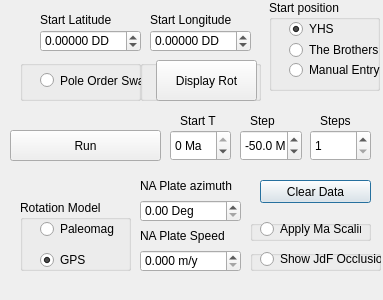
Old version of the form pnw_rotation_py/pnw_rotation_py_dialog_base.ui in the repository DrStriate/Geology.
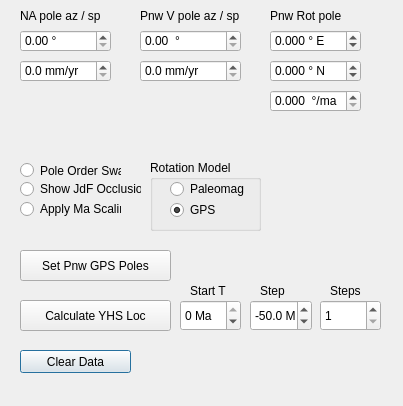
New version of the form.

Commit message: UI Redesign. Clean up yhsPath variables and enter into UI. Weight regressions

The edit to the form file:
```diff
--- a/pnw_rotation_py/pnw_rotation_py_dialog_base.ui
+++ b/pnw_rotation_py/pnw_rotation_py_dialog_base.ui
@@ -9,8 +9,8 @@
    <rect>
     <x>0</x>
     <y>0</y>
-    <width>383</width>
-    <height>300</height>
+    <width>403</width>
+    <height>406</height>
    </rect>
   </property>
   <property name="windowTitle">
@@ -19,8 +19,8 @@
   <widget class="QPushButton" name="clearDataButton">
    <property name="geometry">
     <rect>
-     <x>260</x>
-     <y>180</y>
+     <x>20</x>
+     <y>350</y>
      <width>111</width>
      <height>23</height>
     </rect>
@@ -32,242 +32,21 @@
   <widget class="QPushButton" name="runYhsDataButton">
    <property name="geometry">
     <rect>
-     <x>10</x>
-     <y>130</y>
+     <x>20</x>
+     <y>300</y>
      <width>151</width>
      <height>31</height>
     </rect>
    </property>
    <property name="text">
-    <string>Run</string>
+    <string>Calculate YHS Loc</string>
    </property>
   </widget>
-  <widget class="QDoubleSpinBox" name="spbStartLatDD">
-   <property name="geometry">
-    <rect>
-     <x>40</x>
-     <y>30</y>
-     <width>101</width>
-     <height>22</height>
-    </rect>
-   </property>
-   <property name="suffix">
-    <string> DD</string>
-   </property>
-   <property name="decimals">
-    <number>5</number>
-   </property>
-   <property name="minimum">
-    <double>-90.000000000000000</double>
-   </property>
-   <property name="maximum">
-    <double>90.000000000000000</double>
-   </property>
-   <property name="singleStep">
-    <double>0.010000000000000</double>
-   </property>
-   <property name="value">
-    <double>0.000000000000000</double>
-   </property>
-  </widget>
-  <widget class="QDoubleSpinBox" name="spbStartLongDD">
-   <property name="geometry">
-    <rect>
-     <x>150</x>
-     <y>30</y>
-     <width>101</width>
-     <height>22</height>
-    </rect>
-   </property>
-   <property name="suffix">
-    <string> DD</string>
-   </property>
-   <property name="decimals">
-    <number>5</number>
-   </property>
-   <property name="minimum">
-    <double>-180.000000000000000</double>
-   </property>
-   <property name="maximum">
-    <double>180.000000000000000</double>
-   </property>
-   <property name="singleStep">
-    <double>0.010000000000000</double>
-   </property>
-   <property name="value">
-    <double>0.000000000000000</double>
-   </property>
-  </widget>
-  <widget class="QLabel" name="StartLatLabel">
-   <property name="geometry">
-    <rect>
-     <x>40</x>
-     <y>10</y>
-     <width>71</width>
-     <height>20</height>
-    </rect>
-   </property>
-   <property name="font">
-    <font>
-     <pointsize>9</pointsize>
-     <weight>50</weight>
-     <bold>false</bold>
-    </font>
-   </property>
-   <property name="text">
-    <string>Start Latitude</string>
-   </property>
-  </widget>
-  <widget class="QLabel" name="StartLongLabel">
-   <property name="geometry">
-    <rect>
-     <x>150</x>
-     <y>10</y>
-     <width>91</width>
-     <height>20</height>
-    </rect>
-   </property>
-   <property name="font">
-    <font>
-     <pointsize>9</pointsize>
-     <weight>50</weight>
-     <bold>false</bold>
-    </font>
-   </property>
-   <property name="text">
-    <string>Start Longitude</string>
-   </property>
-  </widget>
-  <widget class="QGroupBox" name="groupBox">
-   <property name="geometry">
-    <rect>
-     <x>20</x>
-     <y>60</y>
-     <width>121</width>
-     <height>41</height>
-    </rect>
-   </property>
-   <property name="title">
-    <string/>
-   </property>
-   <widget class="QRadioButton" name="rbPoleOrderSwap">
-    <property name="geometry">
-     <rect>
-      <x>20</x>
-      <y>10</y>
-      <width>101</width>
-      <height>21</height>
-     </rect>
-    </property>
-    <property name="toolTipDuration">
-     <number>9</number>
-    </property>
-    <property name="text">
-     <string>Pole Order Swap</string>
-    </property>
-    <property name="checked">
-     <bool>false</bool>
-    </property>
-   </widget>
-  </widget>
-  <widget class="QGroupBox" name="groupBox_2">
-   <property name="geometry">
-    <rect>
-     <x>250</x>
-     <y>220</y>
-     <width>121</width>
-     <height>21</height>
-    </rect>
-   </property>
-   <property name="title">
-    <string/>
-   </property>
-   <widget class="QRadioButton" name="rbApplyMaScaling">
-    <property name="enabled">
-     <bool>true</bool>
-    </property>
-    <property name="geometry">
-     <rect>
-      <x>10</x>
-      <y>0</y>
-      <width>101</width>
-      <height>18</height>
-     </rect>
-    </property>
-    <property name="toolTipDuration">
-     <number>-3</number>
-    </property>
-    <property name="text">
-     <string>Apply Ma Scaling</string>
-    </property>
-    <property name="checked">
-     <bool>false</bool>
-    </property>
-   </widget>
-  </widget>
-  <widget class="QGroupBox" name="groupBox_3">
-   <property name="geometry">
-    <rect>
-     <x>269</x>
-     <y>0</y>
-     <width>111</width>
-     <height>91</height>
-    </rect>
-   </property>
-   <property name="title">
-    <string>Start position</string>
-   </property>
-   <property name="checkable">
-    <bool>false</bool>
-   </property>
-   <widget class="QRadioButton" name="rbYHS">
-    <property name="geometry">
-     <rect>
-      <x>20</x>
-      <y>20</y>
-      <width>81</width>
-      <height>18</height>
-     </rect>
-    </property>
-    <property name="text">
-     <string>YHS</string>
-    </property>
-    <property name="checked">
-     <bool>true</bool>
-    </property>
-   </widget>
-   <widget class="QRadioButton" name="rbBrothers">
-    <property name="geometry">
-     <rect>
-      <x>20</x>
-      <y>40</y>
-      <width>101</width>
-      <height>20</height>
-     </rect>
-    </property>
-    <property name="text">
-     <string>The Brothers</string>
-    </property>
-   </widget>
-   <widget class="QRadioButton" name="rbME">
-    <property name="geometry">
-     <rect>
-      <x>20</x>
-      <y>60</y>
-      <width>101</width>
-      <height>20</height>
-     </rect>
-    </property>
-    <property name="text">
-     <string>Manual Entry</string>
-    </property>
-   </widget>
-  </widget>
   <widget class="QLabel" name="StartLatLabel_2">
    <property name="geometry">
     <rect>
-     <x>140</x>
-     <y>170</y>
+     <x>20</x>
+     <y>0</y>
      <width>101</width>
      <height>31</height>
     </rect>
@@ -280,40 +59,20 @@
     </font>
    </property>
    <property name="text">
-    <string>NA Plate azimuth</string>
-   </property>
-  </widget>
-  <widget class="QLabel" name="StartLatLabel_3">
-   <property name="geometry">
-    <rect>
-     <x>140</x>
-     <y>220</y>
-     <width>101</width>
-     <height>31</height>
-    </rect>
-   </property>
-   <property name="font">
-    <font>
-     <pointsize>9</pointsize>
-     <weight>50</weight>
-     <bold>false</bold>
-    </font>
-   </property>
-   <property name="text">
-    <string>NA Plate Speed</string>
+    <string>NA pole az / sp</string>
    </property>
   </widget>
   <widget class="QDoubleSpinBox" name="spbNaPlateazimuth">
    <property name="geometry">
     <rect>
-     <x>140</x>
-     <y>200</y>
-     <width>101</width>
+     <x>20</x>
+     <y>30</y>
+     <width>91</width>
      <height>22</height>
     </rect>
    </property>
    <property name="suffix">
-    <string> Deg</string>
+    <string> °</string>
    </property>
    <property name="decimals">
     <number>2</number>
@@ -334,23 +93,23 @@
   <widget class="QDoubleSpinBox" name="spbNaPlateSpeed">
    <property name="geometry">
     <rect>
-     <x>140</x>
-     <y>250</y>
-     <width>101</width>
+     <x>20</x>
+     <y>60</y>
+     <width>91</width>
      <height>22</height>
     </rect>
    </property>
    <property name="suffix">
-    <string> m/y</string>
+    <string> mm/yr</string>
    </property>
    <property name="decimals">
-    <number>3</number>
+    <number>1</number>
    </property>
    <property name="minimum">
     <double>0.000000000000000</double>
    </property>
    <property name="maximum">
-    <double>1.000000000000000</double>
+    <double>1000.000000000000000</double>
    </property>
    <property name="singleStep">
     <double>0.001000000000000</double>
@@ -362,8 +121,8 @@
   <widget class="QSpinBox" name="sbSteps">
    <property name="geometry">
     <rect>
-     <x>310</x>
-     <y>130</y>
+     <x>320</x>
+     <y>300</y>
      <width>61</width>
      <height>31</height>
     </rect>
@@ -390,8 +149,8 @@
   <widget class="QLabel" name="StartLatLabel_4">
    <property name="geometry">
     <rect>
-     <x>250</x>
-     <y>110</y>
+     <x>260</x>
+     <y>280</y>
      <width>41</width>
      <height>21</height>
     </rect>
@@ -410,8 +169,8 @@
   <widget class="QLabel" name="StartLatLabel_5">
    <property name="geometry">
     <rect>
-     <x>320</x>
-     <y>110</y>
+     <x>330</x>
+     <y>280</y>
      <width>41</width>
      <height>21</height>
     </rect>
@@ -430,8 +189,8 @@
   <widget class="QSpinBox" name="sbStartMa">
    <property name="geometry">
     <rect>
-     <x>170</x>
-     <y>130</y>
+     <x>180</x>
+     <y>300</y>
      <width>61</width>
      <height>31</height>
     </rect>
@@ -458,8 +217,8 @@
   <widget class="QLabel" name="StartLatLabel_6">
    <property name="geometry">
     <rect>
-     <x>180</x>
-     <y>110</y>
+     <x>190</x>
+     <y>280</y>
      <width>41</width>
      <height>21</height>
     </rect>
@@ -478,8 +237,8 @@
   <widget class="QDoubleSpinBox" name="spbStepMa">
    <property name="geometry">
     <rect>
-     <x>240</x>
-     <y>130</y>
+     <x>250</x>
+     <y>300</y>
      <width>62</width>
      <height>31</height>
     </rect>
@@ -500,69 +259,11 @@
     <double>-50.000000000000000</double>
    </property>
   </widget>
-  <widget class="QGroupBox" name="groupBox_5">
-   <property name="geometry">
-    <rect>
-     <x>140</x>
-     <y>60</y>
-     <width>121</width>
-     <height>41</height>
-    </rect>
-   </property>
-   <property name="title">
-    <string/>
-   </property>
-   <widget class="QPushButton" name="pbDisplayRot">
-    <property name="geometry">
-     <rect>
-      <x>16</x>
-      <y>0</y>
-      <width>101</width>
-      <height>41</height>
-     </rect>
-    </property>
-    <property name="text">
-     <string>Display Rot</string>
-    </property>
-   </widget>
-  </widget>
-  <widget class="QGroupBox" name="groupBox_4">
-   <property name="geometry">
-    <rect>
-     <x>250</x>
-     <y>250</y>
-     <width>131</width>
-     <height>21</height>
-    </rect>
-   </property>
-   <property name="title">
-    <string/>
-   </property>
-   <widget class="QRadioButton" name="rbShowJdFOcclusion">
-    <property name="geometry">
-     <rect>
-      <x>10</x>
-      <y>0</y>
-      <width>121</width>
-      <height>18</height>
-     </rect>
-    </property>
-    <property name="toolTipDuration">
-     <number>-3</number>
-    </property>
-    <property name="text">
-     <string>Show JdF Occlusion</string>
-    </property>
-    <property name="checked">
-     <bool>false</bool>
-    </property>
-   </widget>
-  </widget>
   <widget class="QGroupBox" name="groupBox_6">
    <property name="geometry">
     <rect>
-     <x>20</x>
-     <y>200</y>
+     <x>150</x>
+     <y>160</y>
      <width>111</width>
      <height>71</height>
     </rect>
@@ -596,7 +297,7 @@
     <property name="geometry">
      <rect>
       <x>20</x>
-      <y>50</y>
+      <y>40</y>
       <width>81</width>
       <height>20</height>
      </rect>
@@ -609,6 +310,259 @@
     </property>
    </widget>
   </widget>
+  <widget class="QRadioButton" name="rbApplyMaScaling">
+   <property name="enabled">
+    <bool>true</bool>
+   </property>
+   <property name="geometry">
+    <rect>
+     <x>20</x>
+     <y>200</y>
+     <width>101</width>
+     <height>18</height>
+    </rect>
+   </property>
+   <property name="toolTipDuration">
+    <number>-3</number>
+   </property>
+   <property name="text">
+    <string>Apply Ma Scaling</string>
+   </property>
+   <property name="checked">
+    <bool>false</bool>
+   </property>
+  </widget>
+  <widget class="QRadioButton" name="rbShowJdFOcclusion">
+   <property name="geometry">
+    <rect>
+     <x>20</x>
+     <y>180</y>
+     <width>121</width>
+     <height>18</height>
+    </rect>
+   </property>
+   <property name="toolTipDuration">
+    <number>-3</number>
+   </property>
+   <property name="text">
+    <string>Show JdF Occlusion</string>
+   </property>
+   <property name="checked">
+    <bool>false</bool>
+   </property>
+  </widget>
+  <widget class="QRadioButton" name="rbPoleOrderSwap">
+   <property name="geometry">
+    <rect>
+     <x>20</x>
+     <y>160</y>
+     <width>101</width>
+     <height>21</height>
+    </rect>
+   </property>
+   <property name="toolTipDuration">
+    <number>9</number>
+   </property>
+   <property name="text">
+    <string>Pole Order Swap</string>
+   </property>
+   <property name="checked">
+    <bool>false</bool>
+   </property>
+  </widget>
+  <widget class="QPushButton" name="pbDisplayRot">
+   <property name="geometry">
+    <rect>
+     <x>20</x>
+     <y>250</y>
+     <width>151</width>
+     <height>31</height>
+    </rect>
+   </property>
+   <property name="text">
+    <string>Set Pnw GPS Poles</string>
+   </property>
+  </widget>
+  <widget class="QLabel" name="StartLatLabel_8">
+   <property name="geometry">
+    <rect>
+     <x>140</x>
+     <y>0</y>
+     <width>101</width>
+     <height>31</height>
+    </rect>
+   </property>
+   <property name="font">
+    <font>
+     <pointsize>9</pointsize>
+     <weight>50</weight>
+     <bold>false</bold>
+    </font>
+   </property>
+   <property name="text">
+    <string>Pnw V pole az / sp</string>
+   </property>
+  </widget>
+  <widget class="QDoubleSpinBox" name="spbPnwVPoleSpeed">
+   <property name="geometry">
+    <rect>
+     <x>140</x>
+     <y>60</y>
+     <width>101</width>
+     <height>22</height>
+    </rect>
+   </property>
+   <property name="suffix">
+    <string> mm/yr</string>
+   </property>
+   <property name="decimals">
+    <number>1</number>
+   </property>
+   <property name="minimum">
+    <double>0.000000000000000</double>
+   </property>
+   <property name="maximum">
+    <double>1000.000000000000000</double>
+   </property>
+   <property name="singleStep">
+    <double>0.001000000000000</double>
+   </property>
+   <property name="value">
+    <double>0.000000000000000</double>
+   </property>
+  </widget>
+  <widget class="QDoubleSpinBox" name="spbPnwVPoleAzimuth">
+   <property name="geometry">
+    <rect>
+     <x>140</x>
+     <y>30</y>
+     <width>101</width>
+     <height>22</height>
+    </rect>
+   </property>
+   <property name="suffix">
+    <string>  °</string>
+   </property>
+   <property name="decimals">
+    <number>2</number>
+   </property>
+   <property name="minimum">
+    <double>0.000000000000000</double>
+   </property>
+   <property name="maximum">
+    <double>359.990000000000009</double>
+   </property>
+   <property name="singleStep">
+    <double>1.000000000000000</double>
+   </property>
+   <property name="value">
+    <double>0.000000000000000</double>
+   </property>
+  </widget>
+  <widget class="QDoubleSpinBox" name="spbPnwRPoleOmega">
+   <property name="geometry">
+    <rect>
+     <x>270</x>
+     <y>90</y>
+     <width>91</width>
+     <height>22</height>
+    </rect>
+   </property>
+   <property name="suffix">
+    <string>  °/ma</string>
+   </property>
+   <property name="decimals">
+    <number>3</number>
+   </property>
+   <property name="minimum">
+    <double>0.000000000000000</double>
+   </property>
+   <property name="maximum">
+    <double>359.990000000000009</double>
+   </property>
+   <property name="singleStep">
+    <double>1.000000000000000</double>
+   </property>
+   <property name="value">
+    <double>0.000000000000000</double>
+   </property>
+  </widget>
+  <widget class="QDoubleSpinBox" name="spbPnwRPoleLat">
+   <property name="geometry">
+    <rect>
+     <x>270</x>
+     <y>60</y>
+     <width>91</width>
+     <height>22</height>
+    </rect>
+   </property>
+   <property name="suffix">
+    <string> ° N</string>
+   </property>
+   <property name="decimals">
+    <number>3</number>
+   </property>
+   <property name="minimum">
+    <double>-90.000000000000000</double>
+   </property>
+   <property name="maximum">
+    <double>90.000000000000000</double>
+   </property>
+   <property name="singleStep">
+    <double>1.000000000000000</double>
+   </property>
+   <property name="value">
+    <double>0.000000000000000</double>
+   </property>
+  </widget>
+  <widget class="QDoubleSpinBox" name="spbPnwRPoleLong">
+   <property name="geometry">
+    <rect>
+     <x>270</x>
+     <y>30</y>
+     <width>91</width>
+     <height>22</height>
+    </rect>
+   </property>
+   <property name="suffix">
+    <string> ° E</string>
+   </property>
+   <property name="decimals">
+    <number>3</number>
+   </property>
+   <property name="minimum">
+    <double>-359.990000000000009</double>
+   </property>
+   <property name="maximum">
+    <double>359.990000000000009</double>
+   </property>
+   <property name="singleStep">
+    <double>1.000000000000000</double>
+   </property>
+   <property name="value">
+    <double>0.000000000000000</double>
+   </property>
+  </widget>
+  <widget class="QLabel" name="StartLatLabel_9">
+   <property name="geometry">
+    <rect>
+     <x>270</x>
+     <y>0</y>
+     <width>101</width>
+     <height>31</height>
+    </rect>
+   </property>
+   <property name="font">
+    <font>
+     <pointsize>9</pointsize>
+     <weight>50</weight>
+     <bold>false</bold>
+    </font>
+   </property>
+   <property name="text">
+    <string>Pnw Rot pole  </string>
+   </property>
+  </widget>
  </widget>
  <resources/>
  <connections/>
```
Left out of the diff: 2 changed lines with no effect on the pictures. The commit also changes 4 other files.
